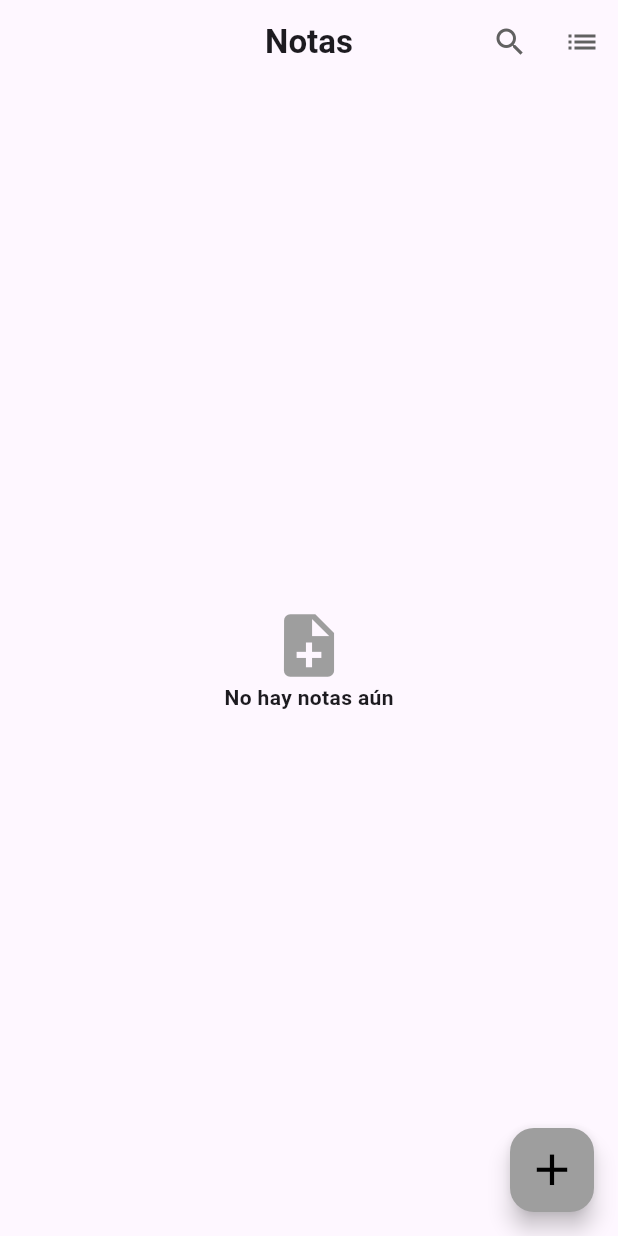
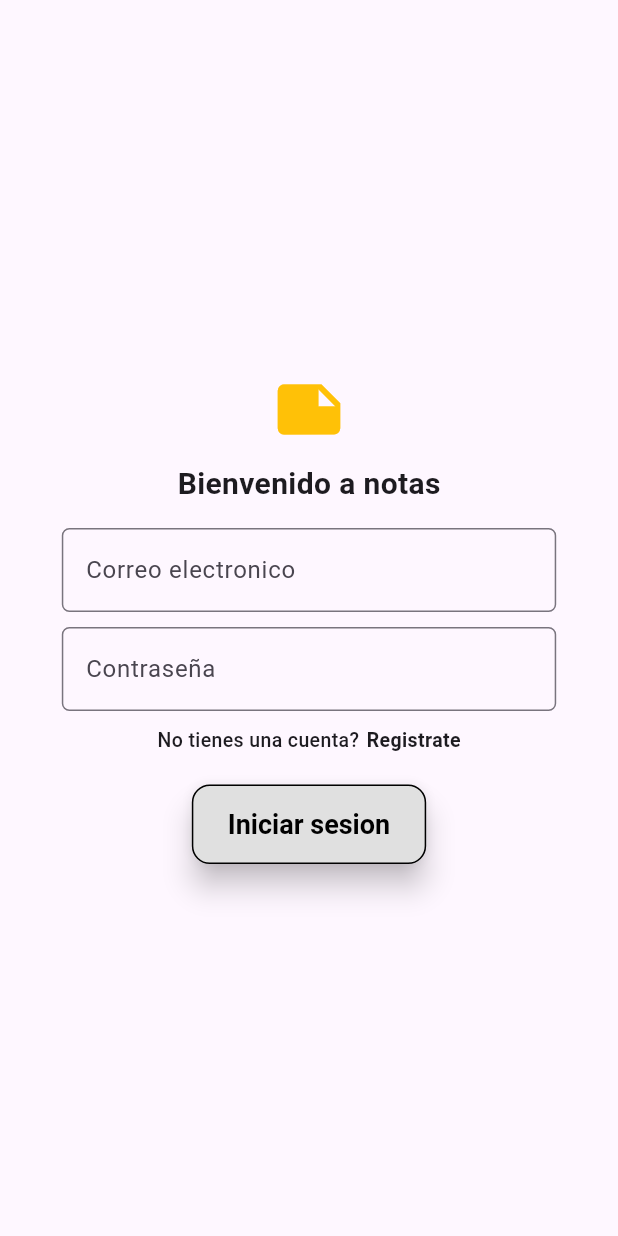
Before and after one commit to FadriqueMolina/notes_app, a Flutter app: the screen it shows after launch, on a phone screen of 412 x 824 dp. Run offline on Flutter 3.47's test engine with Material 3 defaults, Android fonts, the phone set to English and light mode, and no system bars; our stand-ins replace flutter_dotenv, supabase_flutter; accounts and stored records are empty.

Commit message:
login and register UI's completed

```diff
--- a/lib/main.dart
+++ b/lib/main.dart
@@ -1,7 +1,7 @@
 import 'package:flutter/material.dart';
 import 'package:flutter_dotenv/flutter_dotenv.dart';
 import 'package:notes_app/business/providers/notes_provider.dart';
-import 'package:notes_app/presentation/screens/home_page.dart';
+import 'package:notes_app/presentation/screens/authentication/login_page.dart';
 import 'package:provider/provider.dart';
 import 'package:supabase_flutter/supabase_flutter.dart';
 
@@ -25,9 +25,9 @@ class MainApp extends StatelessWidget {
 
   @override
   Widget build(BuildContext context) {
-    return const MaterialApp(
+    return MaterialApp(
       debugShowCheckedModeBanner: false,
-      home: HomePage(),
+      home: LoginPage(),
       title: "Notes app",
     );
   }
--- /dev/null
+++ b/lib/presentation/screens/authentication/login_page.dart
@@ -0,0 +1,96 @@
+import 'package:flutter/material.dart';
+import 'package:notes_app/presentation/screens/authentication/register_page.dart';
+import 'package:notes_app/presentation/widgets/custom_elevated_button.dart';
+import 'package:notes_app/presentation/widgets/custom_text_field.dart';
+
+class LoginPage extends StatelessWidget {
+  final emailController = TextEditingController();
+  final passwordController = TextEditingController();
+  final _formKey = GlobalKey<FormState>();
+
+  LoginPage({super.key});
+
+  @override
+  Widget build(BuildContext context) {
+    return Scaffold(
+      body: Padding(
+        padding: const EdgeInsets.all(16),
+        child: Center(
+          child: Form(
+            key: _formKey,
+            child: Column(
+              mainAxisSize: MainAxisSize.min,
+              children: [
+                //Icono de notas
+                const Icon(Icons.note, size: 50, color: Colors.amber),
+                const SizedBox(height: 10),
+
+                //Texto de bienvenida
+                const Text(
+                  "Bienvenido a notas",
+                  style: TextStyle(fontWeight: FontWeight.bold, fontSize: 20),
+                ),
+                const SizedBox(height: 15),
+
+                //Textfield para correo
+                CustomTextField(
+                  hint: "Correo electronico",
+                  controller: emailController,
+                ),
+                const SizedBox(height: 10),
+                //Text field para contrasena
+                CustomTextField(
+                  hint: "Contraseña",
+                  controller: passwordController,
+                  isObscured: true,
+                ),
+                const SizedBox(height: 10),
+
+                //Texto no tienes cuenta, registrate
+                Row(
+                  mainAxisSize: MainAxisSize.min,
+                  children: [
+                    const Text(
+                      "No tienes una cuenta?",
+                      style: TextStyle(
+                        fontWeight: FontWeight.w500,
+                        fontSize: 13,
+                      ),
+                    ),
+                    const SizedBox(width: 5),
+                    GestureDetector(
+                      onTap: () {
+                        Navigator.of(context).push(
+                          MaterialPageRoute(
+                            builder: (context) => RegisterPage(),
+                          ),
+                        );
+                      },
+                      child: const Text(
+                        "Registrate",
+                        style: TextStyle(
+                          fontWeight: FontWeight.bold,
+                          fontSize: 13,
+                        ),
+                      ),
+                    ),
+                  ],
+                ),
+                const SizedBox(height: 20),
+                //Boton iniciar sesion
+                CustomElevatedButton(
+                  text: "Iniciar sesion",
+                  onPressed: () {
+                    if (_formKey.currentState!.validate()) {
+                      //Proceso de login
+                    }
+                  },
+                ),
+              ],
+            ),
+          ),
+        ),
+      ),
+    );
+  }
+}
--- /dev/null
+++ b/lib/presentation/widgets/custom_elevated_button.dart
@@ -0,0 +1,37 @@
+import 'package:flutter/material.dart';
+
+class CustomElevatedButton extends StatelessWidget {
+  final String text;
+  final VoidCallback onPressed;
+
+  const CustomElevatedButton({
+    super.key,
+    required this.text,
+    required this.onPressed,
+  });
+
+  @override
+  Widget build(BuildContext context) {
+    return ElevatedButton(
+      onPressed: onPressed,
+      style: ElevatedButton.styleFrom(
+        // Estilo base
+        foregroundColor: Colors.black, // Color del texto
+        backgroundColor: Colors.grey[300], // Color de fondo
+        padding: const EdgeInsets.symmetric(
+          horizontal: 24,
+          vertical: 16,
+        ), // Espaciado interno
+        shape: RoundedRectangleBorder(
+          borderRadius: BorderRadius.circular(12), // Bordes redondeados
+        ),
+        elevation: 8, // Sombra
+        shadowColor: Colors.black, // Color de la sombra
+        textStyle: const TextStyle(fontSize: 18, fontWeight: FontWeight.bold),
+        // Efecto al presionar
+        side: const BorderSide(width: 1), // Borde exterior
+      ),
+      child: Text(text),
+    );
+  }
+}
--- a/lib/presentation/widgets/custom_text_field.dart
+++ b/lib/presentation/widgets/custom_text_field.dart
@@ -4,11 +4,13 @@ class CustomTextField extends StatefulWidget {
   final String hint;
   final TextEditingController controller;
   final String? formerText;
+  final bool isObscured;
   const CustomTextField({
     super.key,
     required this.hint,
     required this.controller,
     this.formerText,
+    this.isObscured = false,
   });
 
   @override
@@ -35,6 +37,7 @@ class _CustomTextFieldState extends State<CustomTextField> {
     return SizedBox(
       width: MediaQuery.of(context).size.width * 0.8,
       child: TextFormField(
+        obscureText: widget.isObscured,
         controller: widget.controller,
         decoration: InputDecoration(
           hintText: widget.hint,
```
Also changed, not shown: lib/presentation/screens/authentication/register_page.dart (added, +110 -0 lines).
